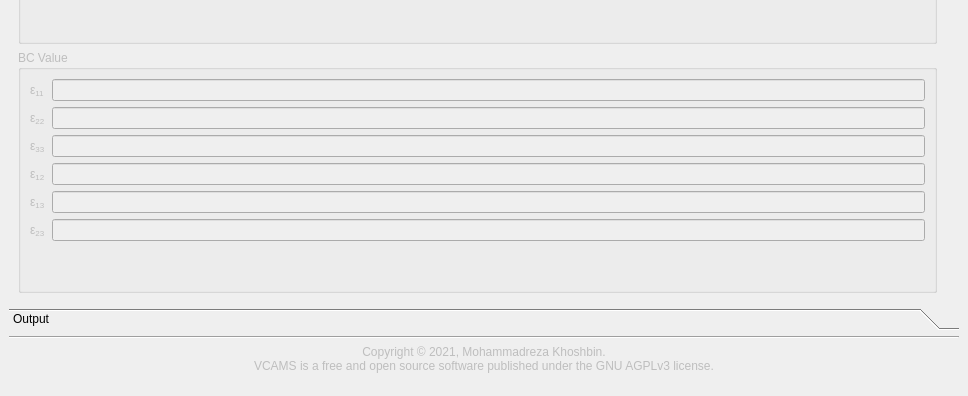
The window that gui/main_window.ui (mkhoshbin1/vcams) describes before a commit, drawn with Qt 5; both pictures show x 0 to 968 and y 321 to 717 of the 968 by 717 pixel window.
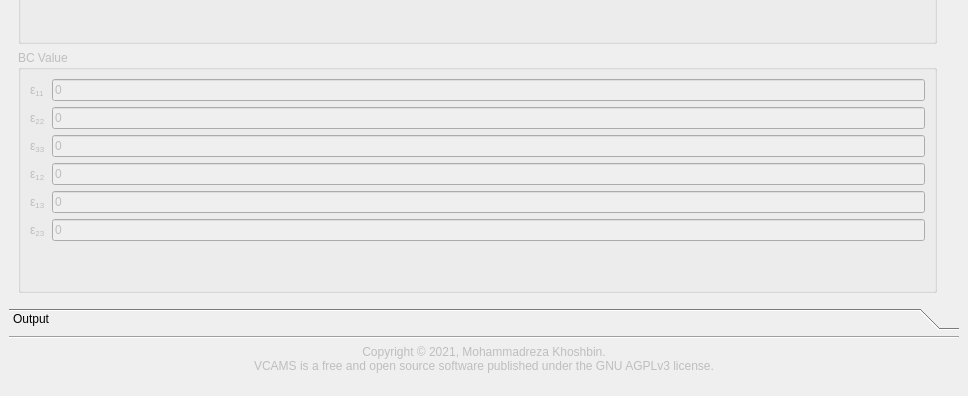
The same window after the commit. The open tabs and pages were chosen to show the change. Icons and pictures are not drawn.

Commit message: - bc and output can now be exported.

Patch:
```diff
--- a/gui/main_window.ui
+++ b/gui/main_window.ui
@@ -586,7 +586,11 @@
               </widget>
              </item>
              <item row="0" column="1">
-              <widget class="QLineEdit" name="strain11_field"/>
+              <widget class="QLineEdit" name="strain11_field">
+               <property name="text">
+                <string>0</string>
+               </property>
+              </widget>
              </item>
              <item row="1" column="0">
               <widget class="QLabel" name="strain22Label">
@@ -599,7 +603,11 @@
               </widget>
              </item>
              <item row="1" column="1">
-              <widget class="QLineEdit" name="strain22_field"/>
+              <widget class="QLineEdit" name="strain22_field">
+               <property name="text">
+                <string>0</string>
+               </property>
+              </widget>
              </item>
              <item row="2" column="0">
               <widget class="QLabel" name="strain33Label">
@@ -612,7 +620,11 @@
               </widget>
              </item>
              <item row="2" column="1">
-              <widget class="QLineEdit" name="strain33_field"/>
+              <widget class="QLineEdit" name="strain33_field">
+               <property name="text">
+                <string>0</string>
+               </property>
+              </widget>
              </item>
              <item row="3" column="0">
               <widget class="QLabel" name="strain12Label">
@@ -625,7 +637,11 @@
               </widget>
              </item>
              <item row="3" column="1">
-              <widget class="QLineEdit" name="strain12_field"/>
+              <widget class="QLineEdit" name="strain12_field">
+               <property name="text">
+                <string>0</string>
+               </property>
+              </widget>
              </item>
              <item row="4" column="0">
               <widget class="QLabel" name="strain13Label">
@@ -638,7 +654,11 @@
               </widget>
              </item>
              <item row="4" column="1">
-              <widget class="QLineEdit" name="strain13_field"/>
+              <widget class="QLineEdit" name="strain13_field">
+               <property name="text">
+                <string>0</string>
+               </property>
+              </widget>
              </item>
              <item row="5" column="0">
               <widget class="QLabel" name="strain23Label">
@@ -651,7 +671,11 @@
               </widget>
              </item>
              <item row="5" column="1">
-              <widget class="QLineEdit" name="strain23_field"/>
+              <widget class="QLineEdit" name="strain23_field">
+               <property name="text">
+                <string>0</string>
+               </property>
+              </widget>
              </item>
             </layout>
            </widget>
```
Left out of the diff: 70 changed lines with no effect on the pictures. The commit also changes 2 other files.
